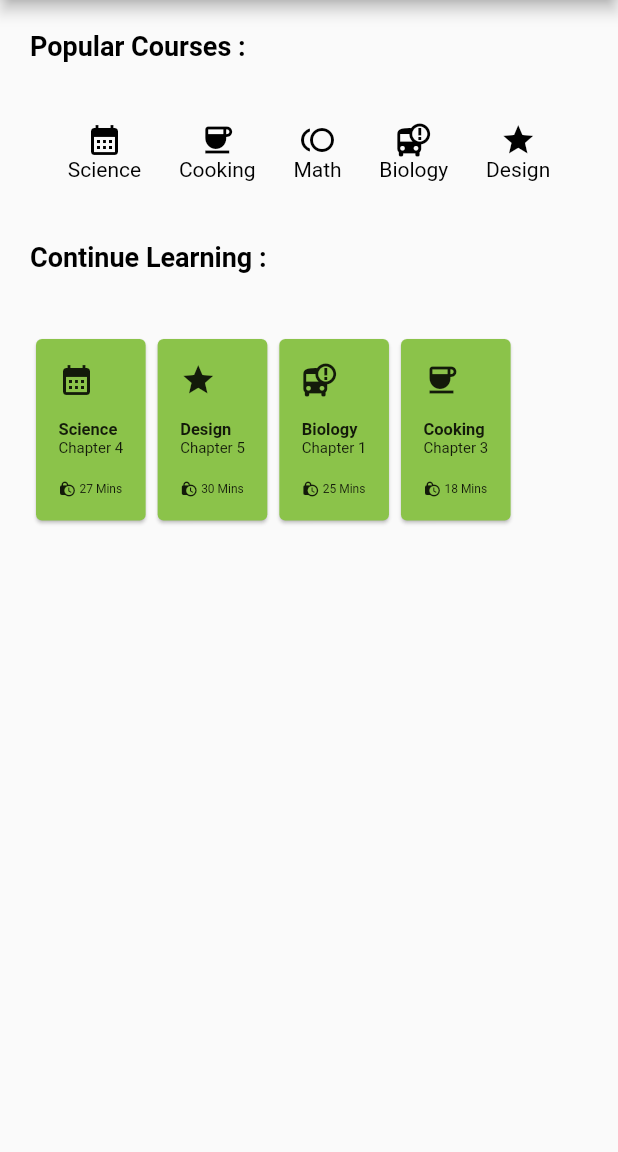
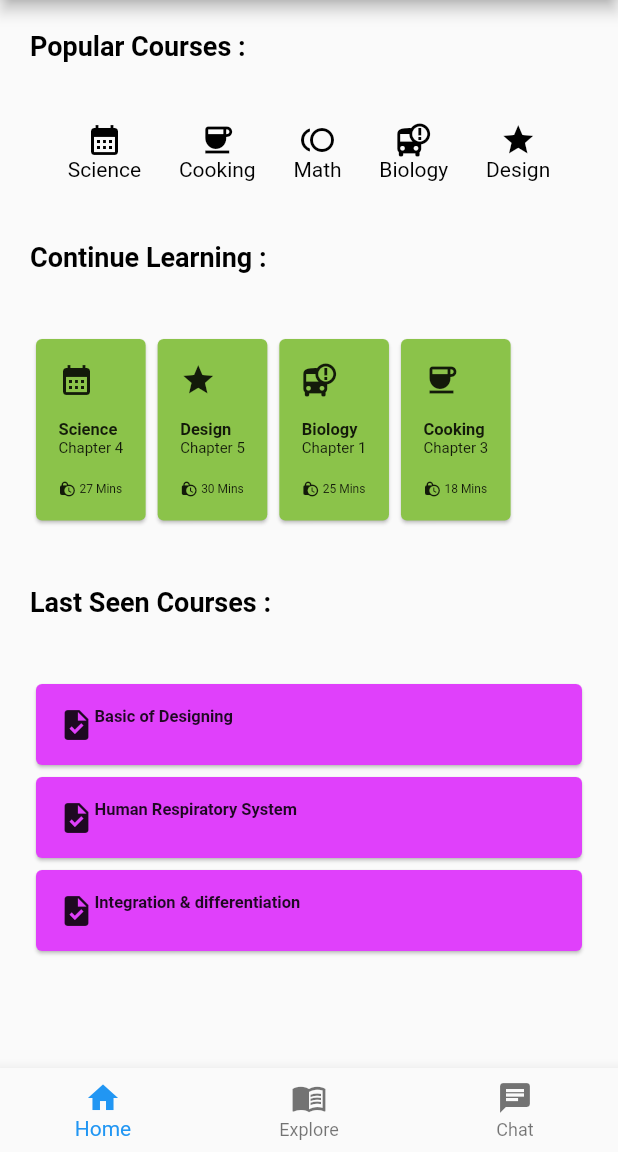
Before and after one commit to c14190036/C14190036_02_UTS, a Flutter app: the screen it shows after launch, on a phone screen of 412 x 824 dp, the part 84-1236 px from its top. Run offline on Flutter 3.47's test engine with Material 2 defaults, Android fonts, the phone set to English and light mode, and no system bars.

Commit message:
Update main.dart
update no 2 UTS

```diff
--- a/c14190036_nomor2/lib/main.dart
+++ b/c14190036_nomor2/lib/main.dart
@@ -281,9 +281,116 @@ class MyApp extends StatelessWidget {
                                 ],
                               ))),
                     ],
-                  ))
+                  )),
+              Container(
+                  padding: EdgeInsets.all(20),
+                  child: Column(
+                    mainAxisAlignment: MainAxisAlignment.start,
+                    children: [
+                      Row(
+                        children: const [
+                          Text(
+                            "Last Seen Courses :",
+                            style: TextStyle(
+                                color: Colors.black,
+                                fontSize: 18.0,
+                                fontWeight: FontWeight.bold),
+                          )
+                        ],
+                      )
+                    ],
+                  )),
+              Container(
+                  padding: EdgeInsets.all(20),
+                  child: Column(
+                    mainAxisAlignment: MainAxisAlignment.start,
+                    children: [
+                      Card(
+                          color: Colors.purpleAccent,
+                          child: Container(
+                              padding: EdgeInsets.all(15),
+                              child: Row(
+                                crossAxisAlignment: CrossAxisAlignment.start,
+                                children: [
+                                  const Icon(Icons.task),
+                                  Column(
+                                    mainAxisAlignment:
+                                        MainAxisAlignment.spaceBetween,
+                                    children: const [
+                                      Text(
+                                        "Basic of Designing",
+                                        style: TextStyle(
+                                            fontSize: 11,
+                                            fontWeight: FontWeight.bold),
+                                      ),
+                                    ],
+                                  ),
+                                ],
+                              ))),
+                      Card(
+                          color: Colors.purpleAccent,
+                          child: Container(
+                              padding: EdgeInsets.all(15),
+                              child: Row(
+                                crossAxisAlignment: CrossAxisAlignment.start,
+                                children: [
+                                  const Icon(Icons.task),
+                                  Column(
+                                    mainAxisAlignment:
+                                        MainAxisAlignment.spaceBetween,
+                                    children: const [
+                                      Text(
+                                        "Human Respiratory System",
+                                        style: TextStyle(
+                                            fontSize: 11,
+                                            fontWeight: FontWeight.bold),
+                                      ),
+                                    ],
+                                  ),
+                                ],
+                              ))),
+                      Card(
+                          color: Colors.purpleAccent,
+                          child: Container(
+                              padding: EdgeInsets.all(15),
+                              child: Row(
+                                crossAxisAlignment: CrossAxisAlignment.start,
+                                children: [
+                                  const Icon(Icons.task),
+                                  Column(
+                                    mainAxisAlignment:
+                                        MainAxisAlignment.spaceBetween,
+                                    children: const [
+                                      Text(
+                                        "Integration & differentiation",
+                                        style: TextStyle(
+                                            fontSize: 11,
+                                            fontWeight: FontWeight.bold),
+                                      ),
+                                    ],
+                                  ),
+                                ],
+                              ))),
+                    ],
+                  )),
             ],
           ),
+        ),
+        bottomNavigationBar: BottomNavigationBar(
+          items: const <BottomNavigationBarItem>[
+            BottomNavigationBarItem(
+              icon: Icon(Icons.home),
+              label: 'Home',
+            ),
+            BottomNavigationBarItem(
+              icon: Icon(Icons.menu_book),
+              label: 'Explore',
+            ),
+            BottomNavigationBarItem(
+              icon: Icon(Icons.chat),
+              label: 'Chat',
+            ),
+          ],
         ),
       ),
     );
```
